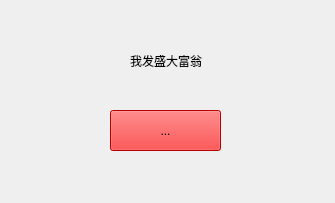
First picture: the form in QtClassClient/prompt.ui, repository ideallx/serveree, before the edit.
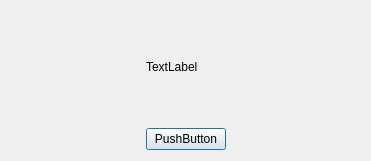
Second picture: the form after the edit.

The edit to the form file:
```diff
--- a/QtClassClient/prompt.ui
+++ b/QtClassClient/prompt.ui
@@ -1,56 +1,70 @@
 <?xml version="1.0" encoding="UTF-8"?>
 <ui version="4.0">
  <class>Prompt</class>
- <widget class="QWidget" name="Prompt">
+ <widget class="QDialog" name="Prompt">
   <property name="geometry">
    <rect>
     <x>0</x>
     <y>0</y>
-    <width>335</width>
-    <height>203</height>
+    <width>371</width>
+    <height>161</height>
    </rect>
   </property>
-  <property name="sizePolicy">
-   <sizepolicy hsizetype="Fixed" vsizetype="Fixed">
-    <horstretch>0</horstretch>
-    <verstretch>0</verstretch>
-   </sizepolicy>
-  </property>
   <property name="windowTitle">
    <string>Form</string>
   </property>
   <property name="styleSheet">
    <string notr="true"/>
   </property>
-  <widget class="QLabel" name="label">
-   <property name="geometry">
-    <rect>
-     <x>130</x>
-     <y>40</y>
-     <width>101</width>
-     <height>41</height>
-    </rect>
-   </property>
-   <property name="text">
-    <string>我发盛大富翁</string>
-   </property>
-  </widget>
-  <widget class="QToolButton" name="toolButton">
-   <property name="geometry">
-    <rect>
-     <x>110</x>
-     <y>110</y>
-     <width>111</width>
-     <height>41</height>
-    </rect>
-   </property>
-   <property name="styleSheet">
-    <string notr="true">background-color: red</string>
-   </property>
-   <property name="text">
-    <string>...</string>
-   </property>
-  </widget>
+  <layout class="QHBoxLayout" name="horizontalLayout">
+   <item>
+    <spacer name="horizontalSpacer">
+     <property name="orientation">
+      <enum>Qt::Horizontal</enum>
+     </property>
+     <property name="sizeHint" stdset="0">
+      <size>
+       <width>121</width>
+       <height>20</height>
+      </size>
+     </property>
+    </spacer>
+   </item>
+   <item>
+    <layout class="QVBoxLayout" name="verticalLayout">
+     <item>
+      <widget class="QLabel" name="label">
+       <property name="text">
+        <string>TextLabel</string>
+       </property>
+      </widget>
+     </item>
+     <item>
+      <widget class="QPushButton" name="pushButton">
+       <property name="styleSheet">
+        <string notr="true"/>
+       </property>
+       <property name="text">
+        <string>PushButton</string>
+       </property>
+      </widget>
+     </item>
+    </layout>
+   </item>
+   <item>
+    <spacer name="horizontalSpacer_2">
+     <property name="orientation">
+      <enum>Qt::Horizontal</enum>
+     </property>
+     <property name="sizeHint" stdset="0">
+      <size>
+       <width>120</width>
+       <height>20</height>
+      </size>
+     </property>
+    </spacer>
+   </item>
+  </layout>
  </widget>
  <resources/>
  <connections/>
```
Left out of the diff: 18 changed lines with no effect on the pictures.
